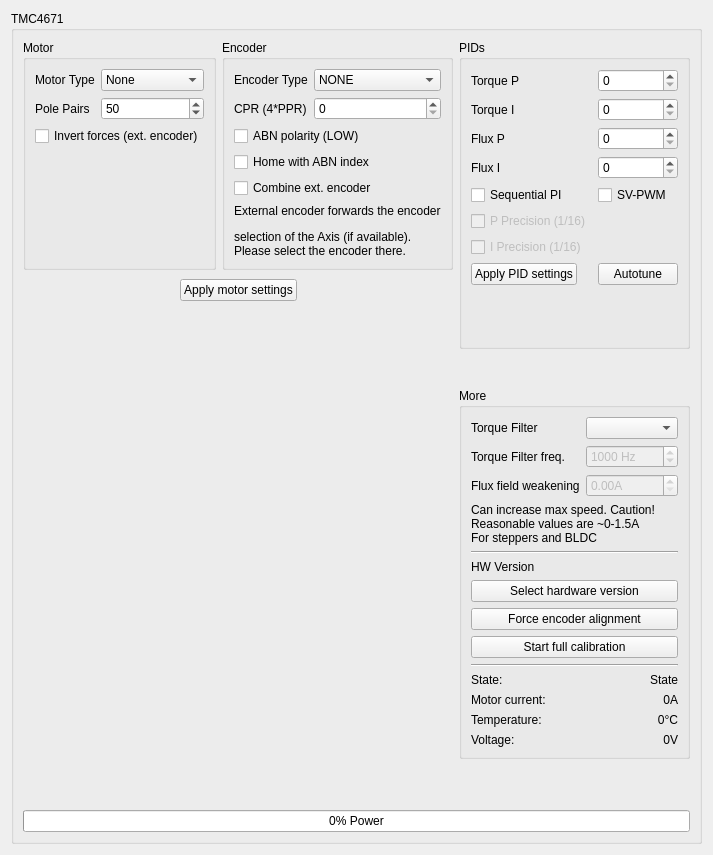
Qt form res/tmc4671_ui.ui (Ultrawipf/OpenFFBoard-configurator) before a commit.
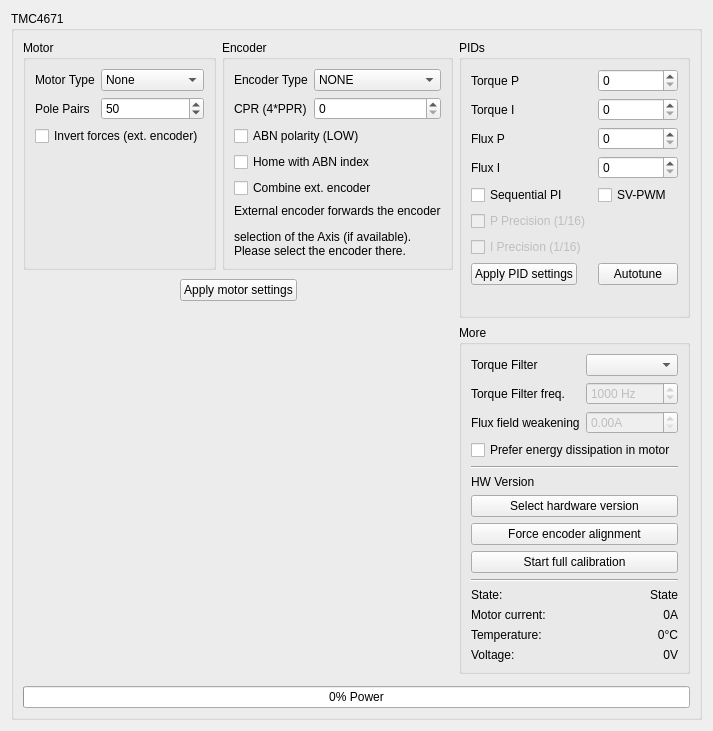
The same form after that commit. Custom widgets are drawn as their Qt base class.

Commit message: Added tmc flux brake option

Diff of the .ui file:
```diff
--- a/res/tmc4671_ui.ui
+++ b/res/tmc4671_ui.ui
@@ -7,7 +7,7 @@
     <x>0</x>
     <y>0</y>
     <width>707</width>
-    <height>855</height>
+    <height>731</height>
    </rect>
   </property>
   <property name="windowTitle">
@@ -132,364 +132,6 @@
         </layout>
        </widget>
       </item>
-      <item row="4" column="2">
-       <widget class="QGroupBox" name="groupBox_4">
-        <property name="maximumSize">
-         <size>
-          <width>500</width>
-          <height>16777215</height>
-         </size>
-        </property>
-        <property name="title">
-         <string>More</string>
-        </property>
-        <layout class="QFormLayout" name="formLayout_3">
-         <item row="2" column="0">
-          <widget class="QLabel" name="label_9">
-           <property name="text">
-            <string>Flux field weakening</string>
-           </property>
-          </widget>
-         </item>
-         <item row="3" column="0" colspan="2">
-          <widget class="QLabel" name="label_10">
-           <property name="text">
-            <string>&lt;html&gt;&lt;head/&gt;&lt;body&gt;&lt;p&gt;Can increase max speed. Caution!&lt;br/&gt;Reasonable values are ~0-1.5A&lt;br/&gt;For steppers and BLDC&lt;/p&gt;&lt;/body&gt;&lt;/html&gt;</string>
-           </property>
-          </widget>
-         </item>
-         <item row="4" column="0" colspan="2">
-          <widget class="Line" name="line">
-           <property name="orientation">
-            <enum>Qt::Horizontal</enum>
-           </property>
-          </widget>
-         </item>
-         <item row="7" column="0" colspan="2">
-          <widget class="QPushButton" name="pushButton_align">
-           <property name="text">
-            <string>Force encoder alignment</string>
-           </property>
-          </widget>
-         </item>
-         <item row="9" column="0" colspan="2">
-          <widget class="Line" name="line_2">
-           <property name="orientation">
-            <enum>Qt::Horizontal</enum>
-           </property>
-          </widget>
-         </item>
-         <item row="11" column="0">
-          <widget class="QLabel" name="label_11">
-           <property name="text">
-            <string>Motor current:</string>
-           </property>
-          </widget>
-         </item>
-         <item row="11" column="1">
-          <widget class="QLabel" name="label_Current">
-           <property name="minimumSize">
-            <size>
-             <width>0</width>
-             <height>0</height>
-            </size>
-           </property>
-           <property name="text">
-            <string>0A</string>
-           </property>
-           <property name="alignment">
-            <set>Qt::AlignRight|Qt::AlignTrailing|Qt::AlignVCenter</set>
-           </property>
-          </widget>
-         </item>
-         <item row="12" column="0">
-          <widget class="QLabel" name="label_12">
-           <property name="text">
-            <string>Temperature:</string>
-           </property>
-          </widget>
-         </item>
-         <item row="12" column="1">
-          <widget class="QLabel" name="label_Temp">
-           <property name="text">
-            <string>0°C</string>
-           </property>
-           <property name="alignment">
-            <set>Qt::AlignRight|Qt::AlignTrailing|Qt::AlignVCenter</set>
-           </property>
-          </widget>
-         </item>
-         <item row="13" column="0">
-          <widget class="QLabel" name="label_13">
-           <property name="text">
-            <string>Voltage:</string>
-           </property>
-          </widget>
-         </item>
-         <item row="13" column="1">
-          <widget class="QLabel" name="label_volt">
-           <property name="text">
-            <string>0V</string>
-           </property>
-           <property name="alignment">
-            <set>Qt::AlignRight|Qt::AlignTrailing|Qt::AlignVCenter</set>
-           </property>
-          </widget>
-         </item>
-         <item row="10" column="0">
-          <widget class="QLabel" name="label_14">
-           <property name="text">
-            <string>State:</string>
-           </property>
-          </widget>
-         </item>
-         <item row="10" column="1">
-          <widget class="QLabel" name="label_state">
-           <property name="text">
-            <string>State</string>
-           </property>
-           <property name="alignment">
-            <set>Qt::AlignRight|Qt::AlignTrailing|Qt::AlignVCenter</set>
-           </property>
-          </widget>
-         </item>
-         <item row="8" column="0" colspan="2">
-          <widget class="QPushButton" name="pushButton_calibrate">
-           <property name="text">
-            <string>Start full calibration</string>
-           </property>
-          </widget>
-         </item>
-         <item row="0" column="1">
-          <widget class="QComboBox" name="comboBox_torqueFilter"/>
-         </item>
-         <item row="0" column="0">
-          <widget class="QLabel" name="label_8">
-           <property name="text">
-            <string>Torque Filter</string>
-           </property>
-          </widget>
-         </item>
-         <item row="1" column="0">
-          <widget class="QLabel" name="label_15">
-           <property name="text">
-            <string>Torque Filter freq.</string>
-           </property>
-          </widget>
-         </item>
-         <item row="1" column="1">
-          <widget class="QSpinBox" name="spinBox_torqueFilterFreq">
-           <property name="enabled">
-            <bool>false</bool>
-           </property>
-           <property name="suffix">
-            <string> Hz</string>
-           </property>
-           <property name="minimum">
-            <number>10</number>
-           </property>
-           <property name="maximum">
-            <number>8192</number>
-           </property>
-           <property name="value">
-            <number>1000</number>
-           </property>
-          </widget>
-         </item>
-         <item row="2" column="1">
-          <widget class="QDoubleSpinBox" name="doubleSpinBox_fluxoffset">
-           <property name="enabled">
-            <bool>false</bool>
-           </property>
-           <property name="keyboardTracking">
-            <bool>false</bool>
-           </property>
-           <property name="suffix">
-            <string>A</string>
-           </property>
-           <property name="maximum">
-            <double>5.000000000000000</double>
-           </property>
-           <property name="singleStep">
-            <double>0.100000000000000</double>
-           </property>
-          </widget>
-         </item>
-         <item row="6" column="0" colspan="2">
-          <widget class="QPushButton" name="pushButton_hwversion">
-           <property name="text">
-            <string>Select hardware version</string>
-           </property>
-          </widget>
-         </item>
-         <item row="5" column="0" colspan="2">
-          <widget class="QLabel" name="label_hwversion">
-           <property name="text">
-            <string>HW Version</string>
-           </property>
-           <property name="wordWrap">
-            <bool>true</bool>
-           </property>
-          </widget>
-         </item>
-        </layout>
-       </widget>
-      </item>
-      <item row="0" column="1">
-       <widget class="QGroupBox" name="groupBox_encoder">
-        <property name="sizePolicy">
-         <sizepolicy hsizetype="Preferred" vsizetype="Preferred">
-          <horstretch>1</horstretch>
-          <verstretch>0</verstretch>
-         </sizepolicy>
-        </property>
-        <property name="title">
-         <string>Encoder</string>
-        </property>
-        <layout class="QFormLayout" name="formLayout_4">
-         <item row="0" column="0">
-          <widget class="QLabel" name="label_7">
-           <property name="text">
-            <string>Encoder Type</string>
-           </property>
-          </widget>
-         </item>
-         <item row="0" column="1">
-          <widget class="QComboBox" name="comboBox_enc">
-           <item>
-            <property name="text">
-             <string>NONE</string>
-            </property>
-           </item>
-          </widget>
-         </item>
-         <item row="1" column="0">
-          <widget class="QLabel" name="label_cpr">
-           <property name="text">
-            <string>CPR (4*PPR)</string>
-           </property>
-          </widget>
-         </item>
-         <item row="1" column="1">
-          <widget class="QSpinBox" name="spinBox_cpr">
-           <property name="enabled">
-            <bool>true</bool>
-           </property>
-           <property name="toolTip">
-            <string>&lt;html&gt;&lt;head/&gt;&lt;body&gt;&lt;p&gt;Encoder resolution after quadrature (4 * PPR = CPR)&lt;/p&gt;&lt;/body&gt;&lt;/html&gt;</string>
-           </property>
-           <property name="keyboardTracking">
-            <bool>false</bool>
-           </property>
-           <property name="maximum">
-            <number>65535</number>
-           </property>
-          </widget>
-         </item>
-         <item row="2" column="0" colspan="2">
-          <widget class="QCheckBox" name="checkBox_abnpol">
-           <property name="enabled">
-            <bool>true</bool>
-           </property>
-           <property name="text">
-            <string>ABN polarity (LOW)</string>
-           </property>
-          </widget>
-         </item>
-         <item row="3" column="0" colspan="2">
-          <widget class="QCheckBox" name="checkBox_abnIndex">
-           <property name="enabled">
-            <bool>true</bool>
-           </property>
-           <property name="text">
-            <string>Home with ABN index</string>
-           </property>
-          </widget>
-         </item>
-         <item row="4" column="0" colspan="2">
-          <widget class="QCheckBox" name="checkBox_combineEncoders">
-           <property name="toolTip">
-            <string>&lt;html&gt;&lt;head/&gt;&lt;body&gt;&lt;p&gt;Allows using a local TMC encoder for commutation and an externally selected encoder for position reporting&lt;/p&gt;&lt;/body&gt;&lt;/html&gt;</string>
-           </property>
-           <property name="text">
-            <string>Combine ext. encoder</string>
-           </property>
-          </widget>
-         </item>
-         <item row="5" column="0" colspan="2">
-          <widget class="QLabel" name="label_encoder_notice">
-           <property name="enabled">
-            <bool>true</bool>
-           </property>
-           <property name="text">
-            <string>&lt;html&gt;&lt;head/&gt;&lt;body&gt;&lt;p&gt;External encoder forwards the encoder&lt;/p&gt;&lt;p&gt;selection of the Axis (if available).&lt;br/&gt;Please select the encoder there.&lt;/p&gt;&lt;/body&gt;&lt;/html&gt;</string>
-           </property>
-          </widget>
-         </item>
-        </layout>
-       </widget>
-      </item>
-      <item row="11" column="0" colspan="3">
-       <widget class="QProgressBar" name="progressBar_power">
-        <property name="sizePolicy">
-         <sizepolicy hsizetype="Minimum" vsizetype="Fixed">
-          <horstretch>0</horstretch>
-          <verstretch>0</verstretch>
-         </sizepolicy>
-        </property>
-        <property name="layoutDirection">
-         <enum>Qt::LeftToRight</enum>
-        </property>
-        <property name="maximum">
-         <number>28000</number>
-        </property>
-        <property name="value">
-         <number>0</number>
-        </property>
-        <property name="textVisible">
-         <bool>true</bool>
-        </property>
-        <property name="format">
-         <string>%p% Power</string>
-        </property>
-       </widget>
-      </item>
-      <item row="10" column="0">
-       <widget class="QFrame" name="frame">
-        <property name="frameShape">
-         <enum>QFrame::StyledPanel</enum>
-        </property>
-        <property name="frameShadow">
-         <enum>QFrame::Raised</enum>
-        </property>
-       </widget>
-      </item>
-      <item row="3" column="2">
-       <spacer name="verticalSpacer">
-        <property name="orientation">
-         <enum>Qt::Vertical</enum>
-        </property>
-        <property name="sizeType">
-         <enum>QSizePolicy::Expanding</enum>
-        </property>
-        <property name="sizeHint" stdset="0">
-         <size>
-          <width>20</width>
-          <height>0</height>
-         </size>
-        </property>
-       </spacer>
-      </item>
-      <item row="2" column="0" rowspan="4" colspan="2">
-       <widget class="QChartView" name="graphWidget_Amps" native="true">
-        <property name="sizePolicy">
-         <sizepolicy hsizetype="Preferred" vsizetype="Preferred">
-          <horstretch>0</horstretch>
-          <verstretch>1</verstretch>
-         </sizepolicy>
-        </property>
-       </widget>
-      </item>
       <item row="0" column="2" rowspan="3">
        <widget class="QGroupBox" name="groupBox_2">
         <property name="sizePolicy">
@@ -639,6 +281,373 @@
         </layout>
        </widget>
       </item>
+      <item row="0" column="1">
+       <widget class="QGroupBox" name="groupBox_encoder">
+        <property name="sizePolicy">
+         <sizepolicy hsizetype="Preferred" vsizetype="Preferred">
+          <horstretch>1</horstretch>
+          <verstretch>0</verstretch>
+         </sizepolicy>
+        </property>
+        <property name="title">
+         <string>Encoder</string>
+        </property>
+        <layout class="QFormLayout" name="formLayout_4">
+         <item row="0" column="0">
+          <widget class="QLabel" name="label_7">
+           <property name="text">
+            <string>Encoder Type</string>
+           </property>
+          </widget>
+         </item>
+         <item row="0" column="1">
+          <widget class="QComboBox" name="comboBox_enc">
+           <item>
+            <property name="text">
+             <string>NONE</string>
+            </property>
+           </item>
+          </widget>
+         </item>
+         <item row="1" column="0">
+          <widget class="QLabel" name="label_cpr">
+           <property name="text">
+            <string>CPR (4*PPR)</string>
+           </property>
+          </widget>
+         </item>
+         <item row="1" column="1">
+          <widget class="QSpinBox" name="spinBox_cpr">
+           <property name="enabled">
+            <bool>true</bool>
+           </property>
+           <property name="toolTip">
+            <string>&lt;html&gt;&lt;head/&gt;&lt;body&gt;&lt;p&gt;Encoder resolution after quadrature (4 * PPR = CPR)&lt;/p&gt;&lt;/body&gt;&lt;/html&gt;</string>
+           </property>
+           <property name="keyboardTracking">
+            <bool>false</bool>
+           </property>
+           <property name="maximum">
+            <number>65535</number>
+           </property>
+          </widget>
+         </item>
+         <item row="2" column="0" colspan="2">
+          <widget class="QCheckBox" name="checkBox_abnpol">
+           <property name="enabled">
+            <bool>true</bool>
+           </property>
+           <property name="text">
+            <string>ABN polarity (LOW)</string>
+           </property>
+          </widget>
+         </item>
+         <item row="3" column="0" colspan="2">
+          <widget class="QCheckBox" name="checkBox_abnIndex">
+           <property name="enabled">
+            <bool>true</bool>
+           </property>
+           <property name="text">
+            <string>Home with ABN index</string>
+           </property>
+          </widget>
+         </item>
+         <item row="4" column="0" colspan="2">
+          <widget class="QCheckBox" name="checkBox_combineEncoders">
+           <property name="toolTip">
+            <string>&lt;html&gt;&lt;head/&gt;&lt;body&gt;&lt;p&gt;Allows using a local TMC encoder for commutation and an externally selected encoder for position reporting&lt;/p&gt;&lt;/body&gt;&lt;/html&gt;</string>
+           </property>
+           <property name="text">
+            <string>Combine ext. encoder</string>
+           </property>
+          </widget>
+         </item>
+         <item row="5" column="0" colspan="2">
+          <widget class="QLabel" name="label_encoder_notice">
+           <property name="enabled">
+            <bool>true</bool>
+           </property>
+           <property name="text">
+            <string>&lt;html&gt;&lt;head/&gt;&lt;body&gt;&lt;p&gt;External encoder forwards the encoder&lt;/p&gt;&lt;p&gt;selection of the Axis (if available).&lt;br/&gt;Please select the encoder there.&lt;/p&gt;&lt;/body&gt;&lt;/html&gt;</string>
+           </property>
+          </widget>
+         </item>
+        </layout>
+       </widget>
+      </item>
+      <item row="10" column="0">
+       <widget class="QFrame" name="frame">
+        <property name="frameShape">
+         <enum>QFrame::StyledPanel</enum>
+        </property>
+        <property name="frameShadow">
+         <enum>QFrame::Raised</enum>
+        </property>
+       </widget>
+      </item>
+      <item row="2" column="0" rowspan="4" colspan="2">
+       <widget class="QChartView" name="graphWidget_Amps" native="true">
+        <property name="sizePolicy">
+         <sizepolicy hsizetype="Preferred" vsizetype="Preferred">
+          <horstretch>0</horstretch>
+          <verstretch>1</verstretch>
+         </sizepolicy>
+        </property>
+       </widget>
+      </item>
+      <item row="3" column="2">
+       <spacer name="verticalSpacer">
+        <property name="orientation">
+         <enum>Qt::Vertical</enum>
+        </property>
+        <property name="sizeType">
+         <enum>QSizePolicy::Expanding</enum>
+        </property>
+        <property name="sizeHint" stdset="0">
+         <size>
+          <width>20</width>
+          <height>0</height>
+         </size>
+        </property>
+       </spacer>
+      </item>
+      <item row="11" column="0" colspan="3">
+       <widget class="QProgressBar" name="progressBar_power">
+        <property name="sizePolicy">
+         <sizepolicy hsizetype="Minimum" vsizetype="Fixed">
+          <horstretch>0</horstretch>
+          <verstretch>0</verstretch>
+         </sizepolicy>
+        </property>
+        <property name="layoutDirection">
+         <enum>Qt::LeftToRight</enum>
+        </property>
+        <property name="maximum">
+         <number>28000</number>
+        </property>
+        <property name="value">
+         <number>0</number>
+        </property>
+        <property name="textVisible">
+         <bool>true</bool>
+        </property>
+        <property name="format">
+         <string>%p% Power</string>
+        </property>
+       </widget>
+      </item>
+      <item row="4" column="2" rowspan="3">
+       <widget class="QGroupBox" name="groupBox_4">
+        <property name="maximumSize">
+         <size>
+          <width>500</width>
+          <height>16777215</height>
+         </size>
+        </property>
+        <property name="title">
+         <string>More</string>
+        </property>
+        <layout class="QFormLayout" name="formLayout_3">
+         <item row="0" column="0">
+          <widget class="QLabel" name="label_8">
+           <property name="text">
+            <string>Torque Filter</string>
+           </property>
+          </widget>
+         </item>
+         <item row="0" column="1">
+          <widget class="QComboBox" name="comboBox_torqueFilter"/>
+         </item>
+         <item row="1" column="0">
+          <widget class="QLabel" name="label_15">
+           <property name="text">
+            <string>Torque Filter freq.</string>
+           </property>
+          </widget>
+         </item>
+         <item row="1" column="1">
+          <widget class="QSpinBox" name="spinBox_torqueFilterFreq">
+           <property name="enabled">
+            <bool>false</bool>
+           </property>
+           <property name="suffix">
+            <string> Hz</string>
+           </property>
+           <property name="minimum">
+            <number>10</number>
+           </property>
+           <property name="maximum">
+            <number>8192</number>
+           </property>
+           <property name="value">
+            <number>1000</number>
+           </property>
+          </widget>
+         </item>
+         <item row="2" column="0">
+          <widget class="QLabel" name="label_9">
+           <property name="toolTip">
+            <string>&lt;html&gt;&lt;head/&gt;&lt;body&gt;&lt;p&gt;Caution: can increase max speed but can also cause steppers to accelerate exponentially if too high&lt;/p&gt;&lt;/body&gt;&lt;/html&gt;</string>
+           </property>
+           <property name="text">
+            <string>Flux field weakening</string>
+           </property>
+          </widget>
+         </item>
+         <item row="2" column="1">
+          <widget class="QDoubleSpinBox" name="doubleSpinBox_fluxoffset">
+           <property name="enabled">
+            <bool>false</bool>
+           </property>
+           <property name="toolTip">
+            <string>&lt;html&gt;&lt;head/&gt;&lt;body&gt;&lt;p&gt;Caution: can increase max speed but can also cause steppers to accelerate exponentially if too high&lt;/p&gt;&lt;/body&gt;&lt;/html&gt;</string>
+           </property>
+           <property name="keyboardTracking">
+            <bool>false</bool>
+           </property>
+           <property name="suffix">
+            <string>A</string>
+           </property>
+           <property name="maximum">
+            <double>5.000000000000000</double>
+           </property>
+           <property name="singleStep">
+            <double>0.100000000000000</double>
+           </property>
+          </widget>
+         </item>
+         <item row="4" column="0" colspan="2">
+          <widget class="Line" name="line">
+           <property name="orientation">
+            <enum>Qt::Horizontal</enum>
+           </property>
+          </widget>
+         </item>
+         <item row="5" column="0" colspan="2">
+          <widget class="QLabel" name="label_hwversion">
+           <property name="text">
+            <string>HW Version</string>
+           </property>
+           <property name="wordWrap">
+            <bool>true</bool>
+           </property>
+          </widget>
+         </item>
+         <item row="6" column="0" colspan="2">
+          <widget class="QPushButton" name="pushButton_hwversion">
+           <property name="text">
+            <string>Select hardware version</string>
+           </property>
+          </widget>
+         </item>
+         <item row="7" column="0" colspan="2">
+          <widget class="QPushButton" name="pushButton_align">
+           <property name="text">
+            <string>Force encoder alignment</string>
+           </property>
+          </widget>
+         </item>
+         <item row="8" column="0" colspan="2">
+          <widget class="QPushButton" name="pushButton_calibrate">
+           <property name="text">
+            <string>Start full calibration</string>
+           </property>
+          </widget>
+         </item>
+         <item row="9" column="0" colspan="2">
+          <widget class="Line" name="line_2">
+           <property name="orientation">
+            <enum>Qt::Horizontal</enum>
+           </property>
+          </widget>
+         </item>
+         <item row="10" column="0">
+          <widget class="QLabel" name="label_14">
+           <property name="text">
+            <string>State:</string>
+           </property>
+          </widget>
+         </item>
+         <item row="10" column="1">
+          <widget class="QLabel" name="label_state">
+           <property name="text">
+            <string>State</string>
+           </property>
+           <property name="alignment">
+            <set>Qt::AlignRight|Qt::AlignTrailing|Qt::AlignVCenter</set>
+           </property>
+          </widget>
+         </item>
+         <item row="11" column="0">
+          <widget class="QLabel" name="label_11">
+           <property name="text">
+            <string>Motor current:</string>
+           </property>
+          </widget>
+         </item>
+         <item row="11" column="1">
+          <widget class="QLabel" name="label_Current">
+           <property name="minimumSize">
+            <size>
+             <width>0</width>
+             <height>0</height>
+            </size>
+           </property>
+           <property name="text">
+            <string>0A</string>
+           </property>
+           <property name="alignment">
+            <set>Qt::AlignRight|Qt::AlignTrailing|Qt::AlignVCenter</set>
+           </property>
+          </widget>
+         </item>
+         <item row="12" column="0">
+          <widget class="QLabel" name="label_12">
+           <property name="text">
+            <string>Temperature:</string>
+           </property>
+          </widget>
+         </item>
+         <item row="12" column="1">
+          <widget class="QLabel" name="label_Temp">
+           <property name="text">
+            <string>0°C</string>
+           </property>
+           <property name="alignment">
+            <set>Qt::AlignRight|Qt::AlignTrailing|Qt::AlignVCenter</set>
+           </property>
+          </widget>
+         </item>
+         <item row="13" column="0">
+          <widget class="QLabel" name="label_13">
+           <property name="text">
+            <string>Voltage:</string>
+           </property>
+          </widget>
+         </item>
+         <item row="13" column="1">
+          <widget class="QLabel" name="label_volt">
+           <property name="text">
+            <string>0V</string>
+           </property>
+           <property name="alignment">
+            <set>Qt::AlignRight|Qt::AlignTrailing|Qt::AlignVCenter</set>
+           </property>
+          </widget>
+         </item>
+         <item row="3" column="0" colspan="2">
+          <widget class="QCheckBox" name="checkBox_fluxdissipate">
+           <property name="toolTip">
+            <string>&lt;html&gt;&lt;head/&gt;&lt;body&gt;&lt;p&gt;Use flux component to dissipate energy before enabling the brake resistor. &lt;/p&gt;&lt;p&gt;Heats up the motor slightly more. Brake resistor will still operate normally.&lt;/p&gt;&lt;p&gt;Only disable if suitable brake resistor is installed.&lt;/p&gt;&lt;/body&gt;&lt;/html&gt;</string>
+           </property>
+           <property name="text">
+            <string>Prefer energy dissipation in motor</string>
+           </property>
+          </widget>
+         </item>
+        </layout>
+       </widget>
+      </item>
      </layout>
     </widget>
    </item>
```
Left out of the diff: 2 changed lines with no effect on the pictures. The commit also changes 2 other files.
